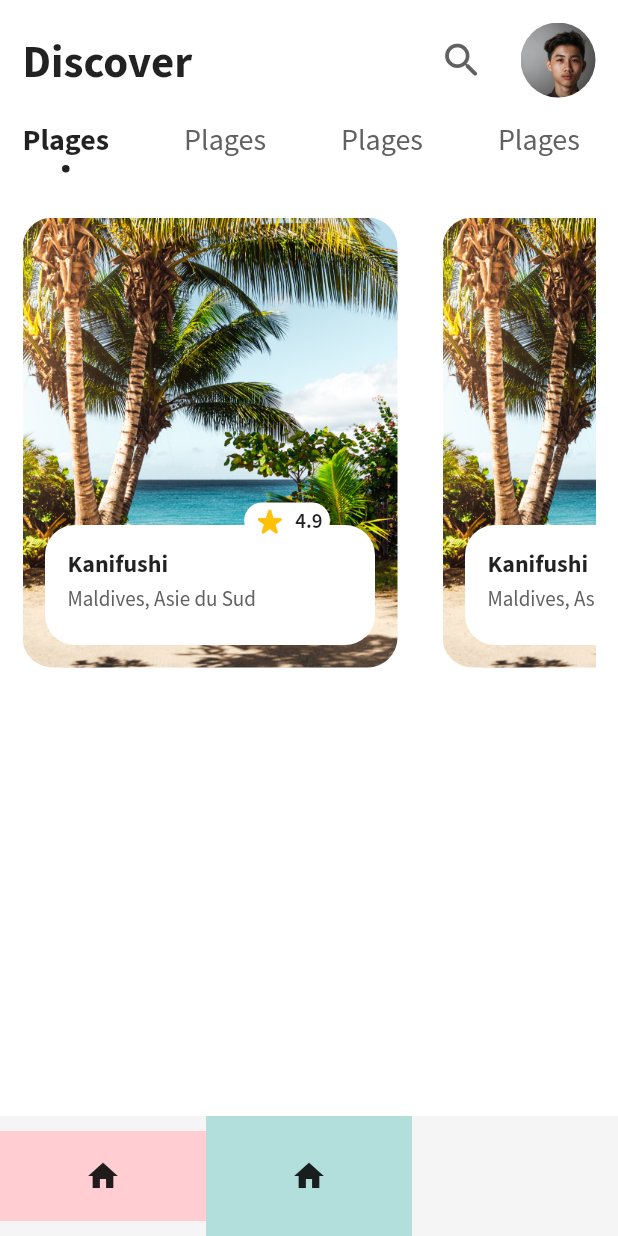
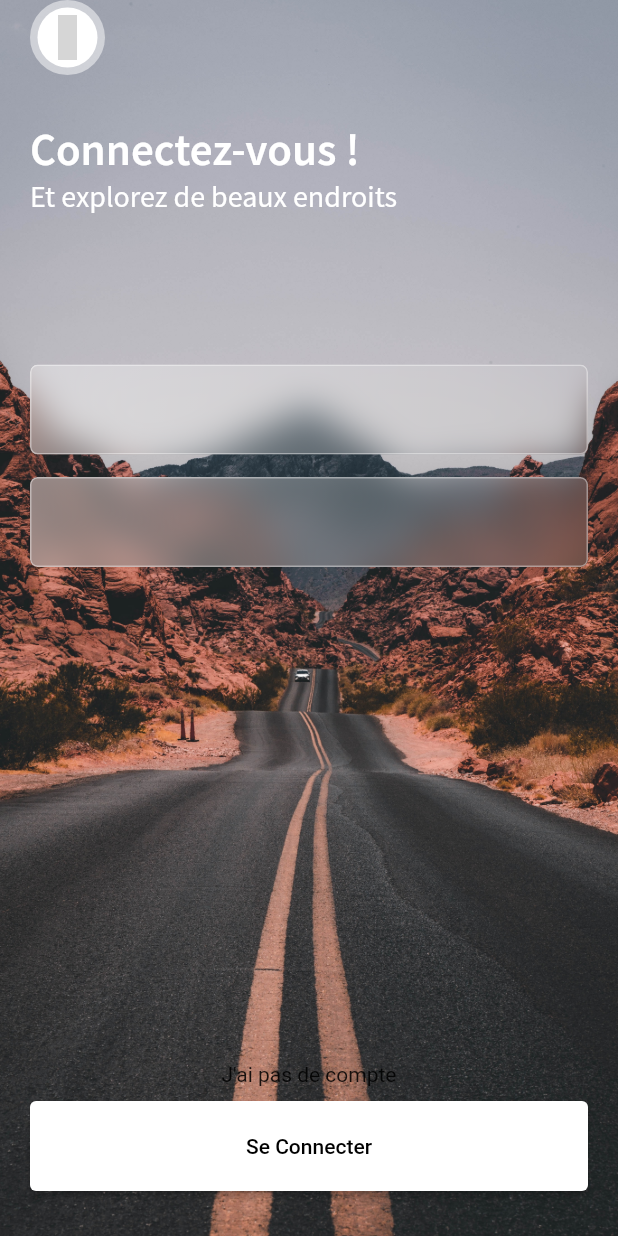
Before and after one commit to MisterPerfect007/tourism_app, a Flutter app: the screen it shows after launch, on a phone screen of 412 x 824 dp. Run offline on Flutter 3.47's test engine with Material 2 defaults, Android fonts, the phone set to English and light mode, and no system bars; drawn by our look-alikes of glass_kit; our stand-ins replace iconly, video_player; grey boxes are pictures that could not be loaded.

Commit message:
Login and home screens

```diff
--- a/lib/main.dart
+++ b/lib/main.dart
@@ -1,5 +1,6 @@
 import 'package:flutter/material.dart';
 import 'package:tourism_app/screens/home/home.dart';
+import 'package:tourism_app/screens/login/login.dart';
 import 'package:tourism_app/screens/welcome/welcome.dart';
 
 void main() {
@@ -13,11 +14,12 @@ class MyApp extends StatelessWidget {
   @override
   Widget build(BuildContext context) {
     return MaterialApp(
+      debugShowCheckedModeBanner: false,
       title: 'Flutter Demo',
       theme: ThemeData(
         primarySwatch: Colors.teal,
       ),
-      home: const Home(),
+      home: const Login(),
     );
   }
 }
--- a/lib/screens/home/home.dart
+++ b/lib/screens/home/home.dart
@@ -3,6 +3,8 @@ import 'package:tourism_app/screens/home/widget/cards.dart';
 import 'package:tourism_app/screens/home/widget/categories.dart';
 import 'package:tourism_app/screens/home/widget/home_app_bar.dart';
 import 'package:tourism_app/widget/bottomNavBar/bottom_nav_bar.dart';
+
+import 'widget/top_destinations.dart';
 
 
 class Home extends StatelessWidget {
@@ -11,6 +13,7 @@ class Home extends StatelessWidget {
   @override
   Widget build(BuildContext context) {
     return Scaffold(
+      backgroundColor: Colors.white,
       appBar: PreferredSize(
         preferredSize: Size(MediaQuery.of(context).size.width, 80),
         child: HomeAppBar()
@@ -22,9 +25,11 @@ class Home extends StatelessWidget {
         color: Colors.white,
         child: Column(
           children: [
+            SizedBox(height: 15,),
             Categories(),
             SizedBox(height: 30,),
             Cards(),
+            TopDestinations()
           ],
         ),
       ),
--- a/lib/screens/home/widget/categories.dart
+++ b/lib/screens/home/widget/categories.dart
@@ -10,7 +10,6 @@ class Categories extends StatelessWidget {
   Widget build(BuildContext context) {
     return Container(
       alignment: Alignment.topLeft,
-      // color: Colors.red.shade100,
       child: SingleChildScrollView(
         scrollDirection: Axis.horizontal,
         child: Row(
--- a/lib/screens/home/widget/home_app_bar.dart
+++ b/lib/screens/home/widget/home_app_bar.dart
@@ -1,4 +1,5 @@
 import 'package:flutter/material.dart';
+import 'package:iconly/iconly.dart';
 
 
 
@@ -33,7 +34,7 @@ class HomeAppBar extends StatelessWidget {
             children: [
               IconButton(
                 onPressed: (){print('yes');}, icon: Icon(
-                Icons.search_rounded,
+                IconlyLight.search,
                 color: Colors.grey[700],
                 size: 30,
               ))
--- /dev/null
+++ b/lib/screens/login/login.dart
@@ -0,0 +1,132 @@
+import 'package:flutter/material.dart';
+import 'package:glass_kit/glass_kit.dart';
+import 'package:iconly/iconly.dart';
+
+class Login extends StatelessWidget {
+  const Login({ Key? key }) : super(key: key);
+
+
+  @override
+  Widget build(BuildContext context) {
+
+    double screenWidth = MediaQuery.of(context).size.width;
+
+    return Scaffold(
+      // appBar: PreferredSize(
+      //   preferredSize: Size(screenWidth, 100),
+      //   child: SafeArea(
+      //     child: Container(
+      //       color: Colors.transparent,
+      //     )),
+      // ),
+      body: Stack(
+        children: [
+
+          Container(
+            width: screenWidth,
+            height: MediaQuery.of(context).size.height,
+
+            child: Image.asset(
+              'assets/images/road.jpg',
+              fit: BoxFit.cover,
+              ),
+          ),
+          SafeArea(
+            child: Container(
+              padding: EdgeInsets.only(left: 20, right: 20),
+              width: screenWidth,
+              child: Column(
+                crossAxisAlignment: CrossAxisAlignment.start,
+                children: [
+                  Container(
+                    padding: EdgeInsets.all(5),
+                    decoration: BoxDecoration(
+                        color: Colors.white.withOpacity(0.5),
+                        borderRadius: BorderRadius.all(Radius.circular(30))
+                      ),
+                    child: Container(
+                      padding: EdgeInsets.all(5),
+                      decoration: BoxDecoration(
+                        color: Colors.white,
+                        borderRadius: BorderRadius.all(Radius.circular(20))
+                      ),
+                      child: Icon(
+                        IconlyBold.arrow_left,
+                        size: 30,
+                        color: Colors.black
+                        ),
+                    ),
+                  ),
+                  SizedBox(height: 30,),
+                  Text(
+                    'Connectez-vous !',
+                    textAlign: TextAlign.left,
+                    style: TextStyle(
+                      color: Colors.white,
+                      fontSize: 30,
+                      fontFamily: 'SourceSansPro',
+                      fontWeight: FontWeight.w600
+                    )
+                    ),
+                  Text(
+                    'Et explorez de beaux endroits ',
+                    textAlign: TextAlign.left,
+                    style: TextStyle(
+                      color: Colors.white,
+                      fontSize: 20,
+                      fontFamily: 'SourceSansPro',
+                      // fontWeight: FontWeight.w500
+                    )
+                    ),
+                  SizedBox(height: 100,),
+                  GlassContainer.clearGlass(
+                    height: 60,
+                    width: screenWidth,
+                    borderRadius: BorderRadius.all(Radius.circular(5)),
+                  ),
+                  SizedBox(height: 15,),
+                  GlassContainer.clearGlass(
+                    height: 60,
+                    width: screenWidth,
+                    borderRadius: BorderRadius.all(Radius.circular(5)),
+                  ),
+                  Expanded(child: Container()),
+                  Container(
+                    width: screenWidth,
+                    child: Column(
+                      crossAxisAlignment: CrossAxisAlignment.center,
+                      children: [
+                        Text('J\'ai pas de compte'),
+                        SizedBox(height: 10),
+                        Container(
+                          width: screenWidth,
+                          height: 60,
+                          child: ElevatedButton(
+                            onPressed: () {
+
+                            },
+                            style: ElevatedButton.styleFrom(
+                              primary: Colors.white,
+
+                            ),
+                            child: Text(
+                              'Se Connecter',
+                              style: TextStyle(
+                                color: Colors.black
+                              ),
+                              )
+                          ),
+                        )
+                      ],
+                    ),
+                  ),
+                  SizedBox(height: 30,),
+                ],
+              ),
+            ),
+          )
+        ],
+      ),
+    );
+  }
+}
--- a/pubspec.yaml
+++ b/pubspec.yaml
@@ -37,6 +37,9 @@ dependencies:
   video_player: ^2.2.18
   url_launcher: ^6.0.18
   flutter_launcher_icons: ^0.9.2
+  iconly: ^1.0.1
+  sqflite: ^2.0.2
+  glass_kit: ^2.0.1
 
 dev_dependencies:
   flutter_test:
```
Also changed, not shown: lib/screens/home/widget/card.dart (+66 -9 lines), lib/screens/home/widget/top_destinations.dart (added, +121 -0 lines), lib/widget/bottomNavBar/bottom_nav_bar.dart (+59 -26 lines), lib/widget/bottomNavBar/bottom_nav_bar_item.dart (added, +51 -0 lines), assets/images/road.jpg (added), pubspec.lock.
